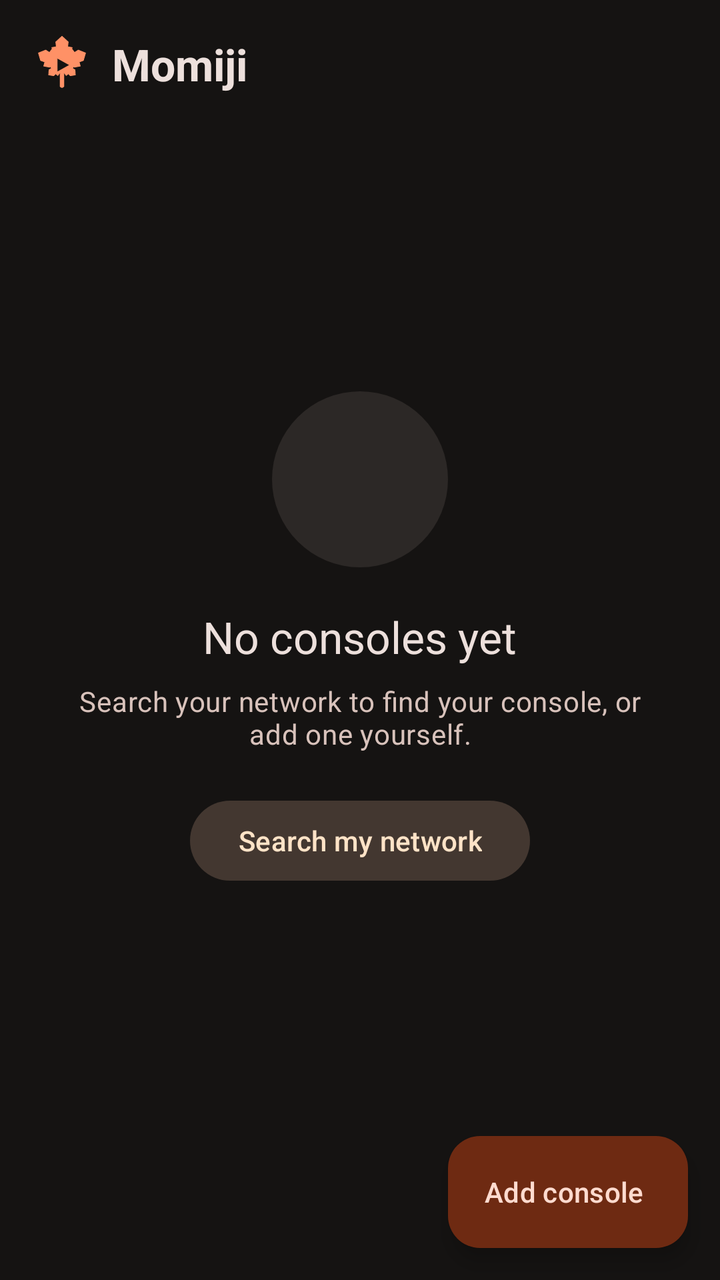
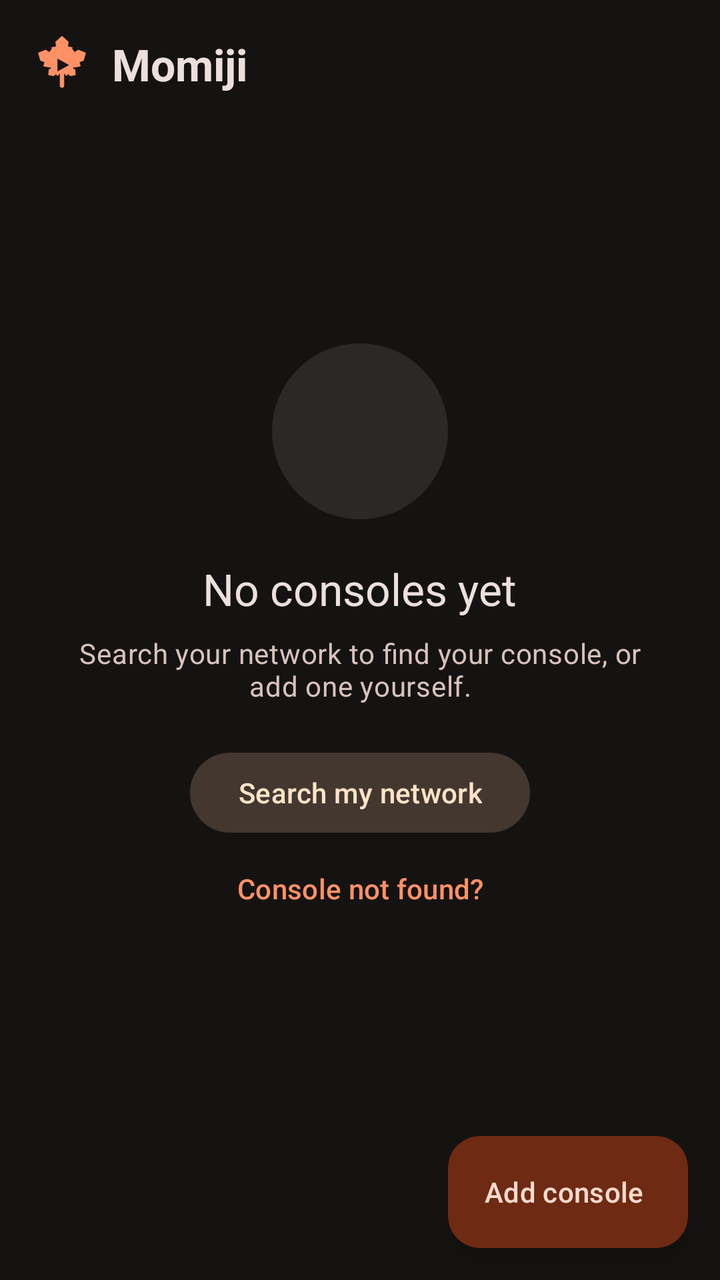

The first picture is an Android layout as it rendered before a commit; the second is the same layout after the commit. The layout source and the unified diff follow.
<!-- AndroidManifest.xml: application theme AppTheme -->
<!-- res/layout/activity_main.xml -->
<?xml version="1.0" encoding="utf-8"?>
<androidx.coordinatorlayout.widget.CoordinatorLayout
    android:id="@+id/rootLayout"
    xmlns:android="http://schemas.android.com/apk/res/android"
    xmlns:app="http://schemas.android.com/apk/res-auto"
    android:layout_width="match_parent"
    android:layout_height="match_parent">

    <com.google.android.material.appbar.AppBarLayout
        android:id="@+id/appBarLayout"
        android:layout_width="match_parent"
        android:layout_height="wrap_content"
        app:liftOnScroll="true"
        app:liftOnScrollTargetViewId="@id/hostsRecyclerView">

        <com.google.android.material.appbar.MaterialToolbar
            android:id="@+id/toolbar"
            android:layout_width="match_parent"
            android:layout_height="?attr/actionBarSize"
            app:layout_scrollFlags="scroll|enterAlways|snap">

            <LinearLayout
                android:layout_width="wrap_content"
                android:layout_height="wrap_content"
                android:gravity="center_vertical"
                android:orientation="horizontal">

                <ImageView
                    android:layout_width="30dp"
                    android:layout_height="30dp"
                    android:src="@drawable/ic_logo"
                    android:importantForAccessibility="no" />

                <TextView
                    android:layout_width="wrap_content"
                    android:layout_height="wrap_content"
                    android:layout_marginStart="10dp"
                    android:text="@string/app_name"
                    android:textAppearance="?attr/textAppearanceTitleLarge"
                    android:textColor="?attr/colorOnSurface"
                    android:textStyle="bold" />
            </LinearLayout>
        </com.google.android.material.appbar.MaterialToolbar>
    </com.google.android.material.appbar.AppBarLayout>

    <androidx.recyclerview.widget.RecyclerView
        android:id="@+id/hostsRecyclerView"
        android:layout_width="match_parent"
        android:layout_height="match_parent"
        android:paddingStart="10dp"
        android:paddingEnd="10dp"
        android:paddingTop="4dp"
        android:paddingBottom="96dp"
        android:clipToPadding="false"
        app:layout_behavior="@string/appbar_scrolling_view_behavior" />

    <LinearLayout
        android:id="@+id/emptyInfoLayout"
        android:layout_width="wrap_content"
        android:layout_height="wrap_content"
        android:layout_gravity="center"
        android:gravity="center_horizontal"
        android:orientation="vertical"
        android:padding="32dp">

        <ImageView
            android:id="@+id/emptyInfoImageView"
            android:layout_width="88dp"
            android:layout_height="88dp"
            android:padding="20dp"
            android:background="@drawable/empty_icon_background"
            android:src="@drawable/ic_discover_off"
            app:tint="?attr/colorPrimary"
            android:importantForAccessibility="no" />

        <TextView
            android:id="@+id/emptyTitleTextView"
            android:layout_width="wrap_content"
            android:layout_height="wrap_content"
            android:layout_marginTop="20dp"
            android:gravity="center_horizontal"
            android:text="@string/display_hosts_empty_title"
            android:textAppearance="?attr/textAppearanceTitleLarge"
            android:textColor="?attr/colorOnSurface" />

        <TextView
            android:id="@+id/emptyInfoTextView"
            android:layout_width="wrap_content"
            android:layout_height="wrap_content"
            android:layout_marginTop="8dp"
            android:gravity="center_horizontal"
            android:maxWidth="320dp"
            android:text="@string/display_hosts_empty_discovery_off_info"
            android:textAppearance="?attr/textAppearanceBodyMedium"
            android:textColor="?attr/colorOnSurfaceVariant" />

        <com.google.android.material.button.MaterialButton
            android:id="@+id/emptyDiscoverButton"
            style="@style/Widget.Material3.Button.TonalButton"
            android:layout_width="wrap_content"
            android:layout_height="wrap_content"
            android:layout_marginTop="20dp"
            android:text="@string/action_discover_short"
            app:icon="@drawable/ic_discover_on" />

        <com.google.android.material.button.MaterialButton
            android:id="@+id/emptyInternetPlayButton"
            style="@style/Widget.Material3.Button.TextButton.Icon"
            android:layout_width="wrap_content"
            android:layout_height="wrap_content"
            android:layout_marginTop="8dp"
            android:text="@string/preferences_internet_play_title"
            android:visibility="gone"
            app:icon="@drawable/ic_web" />
    </LinearLayout>

    <com.google.android.material.floatingactionbutton.ExtendedFloatingActionButton
        android:id="@+id/floatingActionButton"
        android:layout_width="wrap_content"
        android:layout_height="wrap_content"
        android:layout_gravity="bottom|end"
        android:layout_margin="16dp"
        android:text="@string/action_add_console"
        app:icon="@drawable/ic_add" />

</androidx.coordinatorlayout.widget.CoordinatorLayout>
<!-- resources referenced by this layout -->
<resources>
  <!-- drawable empty_icon_background (drawable) -->
  <?xml version="1.0" encoding="utf-8"?>
  <shape xmlns:android="http://schemas.android.com/apk/res/android" android:shape="oval">
      <solid android:color="@color/md_surface_container_high" />
  </shape>
  <!-- drawable ic_logo (drawable) -->
  <?xml version="1.0" encoding="utf-8"?>
  <vector xmlns:android="http://schemas.android.com/apk/res/android"
      android:width="24dp"
      android:height="24dp"
      android:viewportWidth="64"
      android:viewportHeight="64"
      android:tint="?attr/colorPrimary">
      <group android:translateX="-22" android:translateY="-22">
          <path
              android:fillColor="#FFFFFFFF"
              android:strokeColor="#FFFFFFFF"
              android:strokeWidth="0.8"
              android:strokeLineJoin="round"
              android:pathData="M52.10,64.70 L51.93,62.97 L49.48,66.26 L47.28,64.32 L45.09,66.49 L39.82,65.58 L40.21,60.25 L42.85,58.64 L41.50,56.04 L45.29,54.46 L43.26,55.63 L40.80,57.38 L34.55,56.19 L35.76,51.81 L31.25,50.23 L28.92,42.27 L36.63,39.20 L40.65,41.78 L43.36,38.13 L48.14,42.33 L48.28,45.34 L45.00,43.10 L43.20,36.50 L48.00,35.60 L47.40,30.50 L54.00,24.50 L60.60,30.50 L60.00,35.60 L64.80,36.50 L63.00,43.10 L59.72,45.34 L59.86,42.33 L64.64,38.13 L67.35,41.78 L71.37,39.20 L79.08,42.27 L76.75,50.23 L72.24,51.81 L73.45,56.19 L67.20,57.38 L64.74,55.63 L62.71,54.46 L66.50,56.04 L65.15,58.64 L67.79,60.25 L68.18,65.58 L62.91,66.49 L60.72,64.32 L58.52,66.26 L56.07,62.97 L55.90,64.70 L55.90,77.90 Q54.00,80.30 52.10,77.90 Z M48.87,47.60 L48.87,62.60 L62.37,55.10 Z" />
      </group>
  </vector>
  <string name="action_add_console">Add console</string>
  <string name="action_discover_short">Search my network</string>
  <string name="app_name" translatable="false">Momiji</string>
  <string name="display_hosts_empty_discovery_off_info">Search your network to find your console, or add one yourself.</string>
  <string name="display_hosts_empty_title">No consoles yet</string>
  <string name="preferences_internet_play_title">Play away from home</string>
  <color name="md_surface_container_high">#2C2826</color>
  <color name="md_primary">#FF9166</color>
  <color name="md_on_primary">#3D1203</color>
  <color name="md_primary_container">#6E2A12</color>
  <color name="md_on_primary_container">#FFDBCF</color>
  <color name="md_inverse_primary">#9C4323</color>
  <color name="md_secondary">#F4C06C</color>
  <color name="md_on_secondary">#402D00</color>
  <color name="md_secondary_container">#433730</color>
  <color name="md_on_secondary_container">#FFE3C7</color>
  <color name="md_tertiary">#9FD49B</color>
  <color name="md_on_tertiary">#0B390F</color>
  <color name="md_tertiary_container">#245024</color>
  <color name="md_on_tertiary_container">#BBF0B5</color>
  <color name="md_error">#FFB4AB</color>
  <color name="md_on_error">#690005</color>
  <color name="md_error_container">#93000A</color>
  <color name="md_on_error_container">#FFDAD6</color>
  <color name="md_background">#151312</color>
  <color name="md_on_surface">#EDE0DC</color>
  <color name="md_surface">#151312</color>
  <color name="md_surface_variant">#53433F</color>
  <color name="md_on_surface_variant">#D8C2BB</color>
  <color name="md_surface_container_lowest">#100D0C</color>
  <color name="md_surface_container_low">#1D1A18</color>
  <color name="md_surface_container">#221E1C</color>
  <color name="md_surface_container_highest">#373230</color>
  <color name="md_inverse_surface">#EDE0DC</color>
  <color name="md_inverse_on_surface">#362F2D</color>
  <color name="md_outline">#A08C86</color>
  <color name="md_outline_variant">#53433F</color>
</resources>

<!-- the commit's change to res/layout/activity_main.xml (unified diff, before → after) -->
@@ -112,6 +112,13 @@
             android:text="@string/preferences_internet_play_title"
             android:visibility="gone"
             app:icon="@drawable/ic_web" />
+
+        <com.google.android.material.button.MaterialButton
+            android:id="@+id/emptyHelpButton"
+            style="@style/Widget.Material3.Button.TextButton"
+            android:layout_width="wrap_content"
+            android:layout_height="wrap_content"
+            android:text="@string/help_not_found_action" />
     </LinearLayout>
 
     <com.google.android.material.floatingactionbutton.ExtendedFloatingActionButton
<!-- resource entries referenced after the edit -->
@@ -27,6 +27,7 @@
   <string name="app_name" translatable="false">Momiji</string>
   <string name="display_hosts_empty_discovery_off_info">Search your network to find your console, or add one yourself.</string>
   <string name="display_hosts_empty_title">No consoles yet</string>
+  <string name="help_not_found_action">Console not found?</string>
   <string name="preferences_internet_play_title">Play away from home</string>
   <color name="md_surface_container_high">#2C2826</color>
   <color name="md_primary">#FF9166</color>
